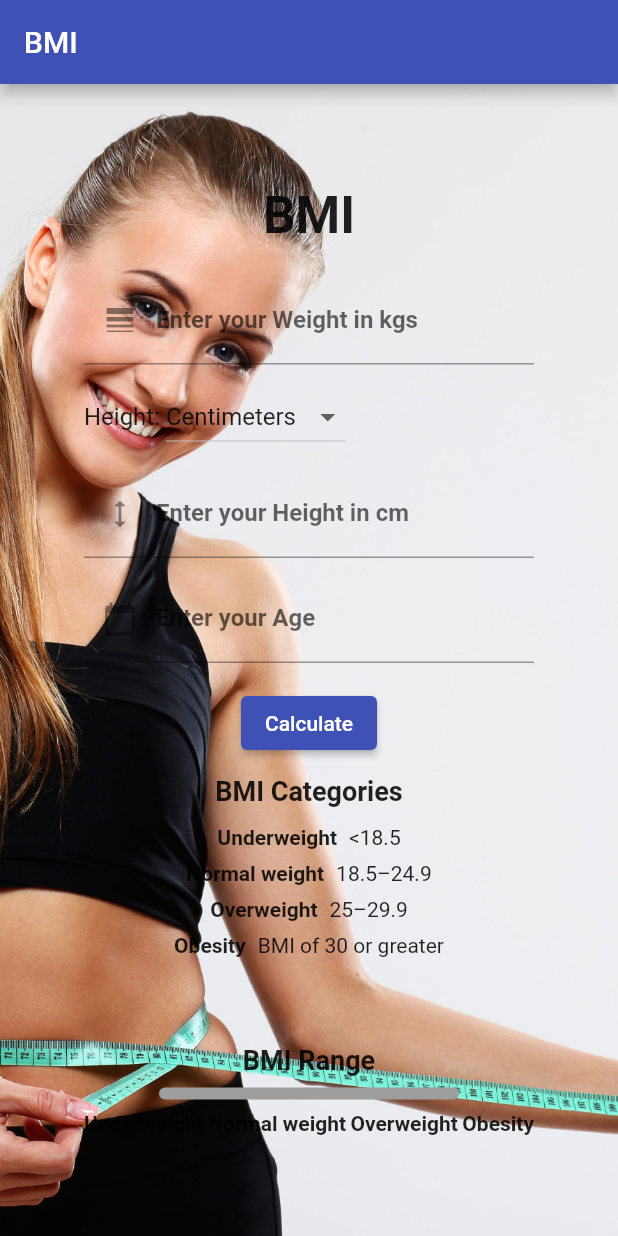
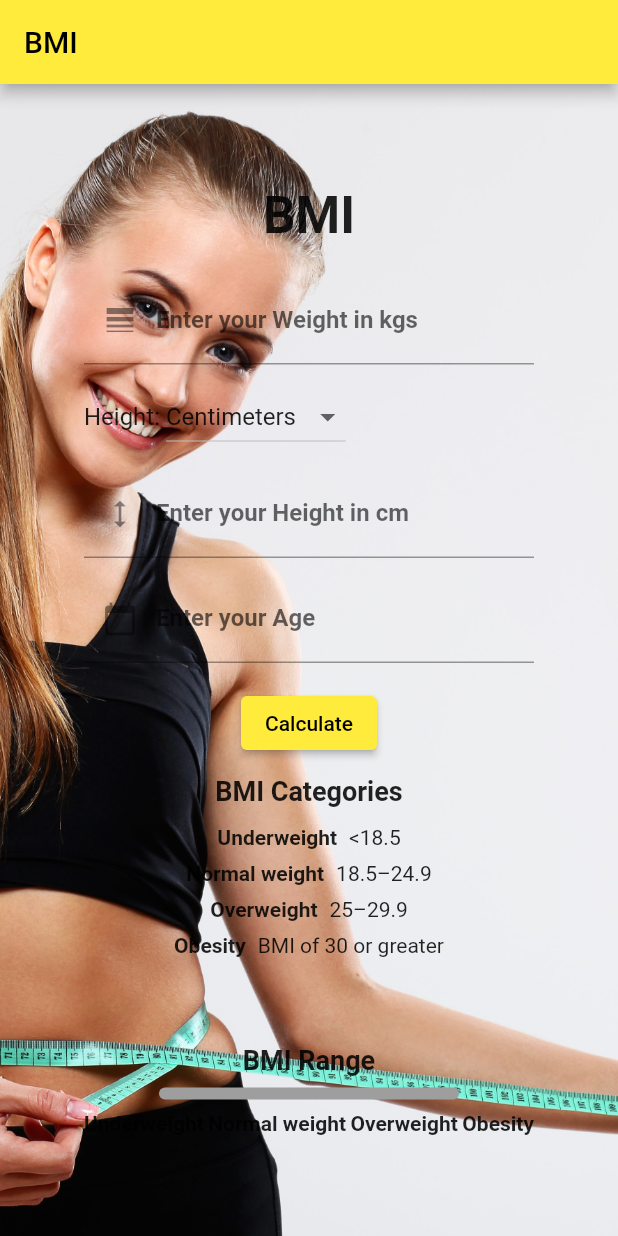
Before and after one commit to prateekp273/body_mass_index-BMI-using-flutter, a Flutter app: the screen it shows after launch, on a phone screen of 412 x 824 dp. Run offline on Flutter 3.47's test engine with Material 2 defaults, Android fonts, the phone set to English and light mode, and no system bars.

```diff
--- a/lib/main.dart
+++ b/lib/main.dart
@@ -14,11 +14,19 @@ class FlutterApp extends StatelessWidget {
     return MaterialApp(
       title: "FlutterApp",
       debugShowCheckedModeBanner: false,
-      theme: ThemeData(primarySwatch: Colors.indigo),
+      theme: ThemeData(
+        primarySwatch: Colors.yellow,
+        inputDecorationTheme: InputDecorationTheme(
+          fillColor: Colors.yellow.shade900, // Set the input field color to dark blue
+        ),
+      ),
       home: const DashBoardScreen(),
     );
   }
 }
+
+
+
 
 class DashBoardScreen extends StatefulWidget {
   const DashBoardScreen({Key? key}) : super(key: key);
```
